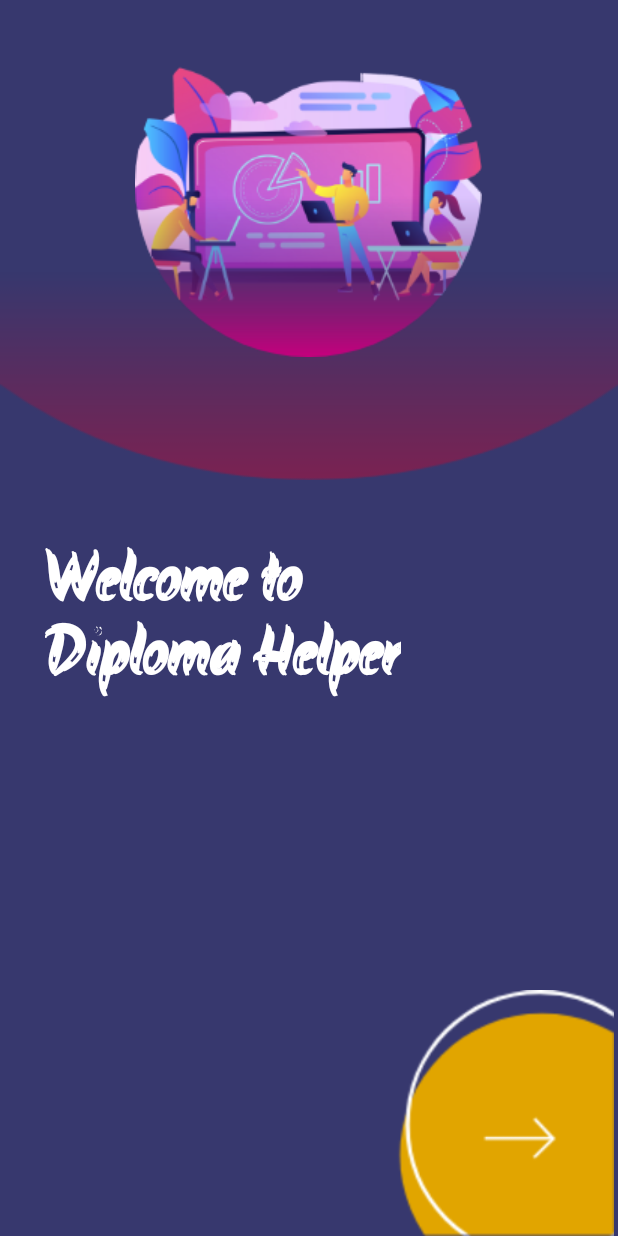
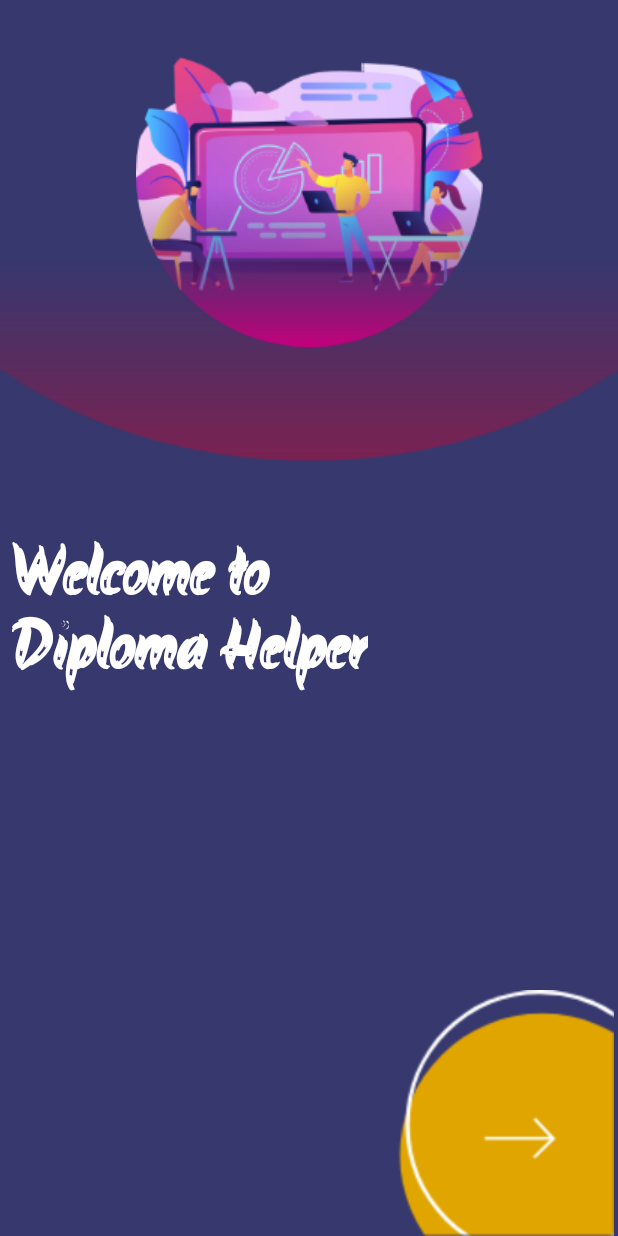
Before and after one commit to maheshsangule/Diploma-Helper, an Android app: the layout activity_start.xml on its own in the app's theme, with its tools: preview values and no code run, on a phone screen of 412 x 824 dp. Run offline under Robolectric (Android 15) with nearby library versions, the phone set to English and light mode, and no system bars.

Commit message:
-P Up to Date

```diff
--- a/app/src/main/java/com/developermaheshsofttechltd/diplomahelper/views/activities/SplashActivity.kt
+++ b/app/src/main/java/com/developermaheshsofttechltd/diplomahelper/views/activities/SplashActivity.kt
@@ -20,7 +20,7 @@ class SplashActivity : AppCompatActivity() {
 
         binding.apply {
             Handler(Looper.getMainLooper()).postDelayed({
-                startActivity(Intent(applicationContext, LoginActivity::class.java))
+                startActivity(Intent(applicationContext, StartActivity::class.java))
                 finish()  // Optionally finish the SplashActivity to prevent going back to it
             }, 1500)
         }
--- a/app/src/main/res/drawable/background_button.xml
+++ b/app/src/main/res/drawable/background_button.xml
@@ -1,6 +1,6 @@
 <?xml version="1.0" encoding="utf-8"?>
 <shape xmlns:android="http://schemas.android.com/apk/res/android"
     android:shape="rectangle">
-    <solid android:color="@color/colorPrimary" />
+    <solid android:color="@color/primary_color" />
     <corners android:radius="18dp" />
 </shape>
--- a/app/src/main/res/layout/activity_start.xml
+++ b/app/src/main/res/layout/activity_start.xml
@@ -1,19 +1,24 @@
 <?xml version="1.0" encoding="utf-8"?>
-<RelativeLayout xmlns:android="http://schemas.android.com/apk/res/android"
+<androidx.constraintlayout.widget.ConstraintLayout xmlns:android="http://schemas.android.com/apk/res/android"
+    xmlns:app="http://schemas.android.com/apk/res-auto"
     android:layout_width="match_parent"
     android:layout_height="match_parent"
+    xmlns:tools="http://schemas.android.com/tools"
+    tools:context=".views.activities.StartActivity"
     android:background="#37386e">
 
     <ImageView
         android:id="@+id/imageView"
         android:layout_width="match_parent"
-        android:layout_height="50dp"
+        android:layout_height="wrap_content"
         android:layout_above="@+id/textView"
         android:layout_alignParentStart="true"
         android:layout_alignParentTop="true"
-        android:layout_marginBottom="15dp"
         android:scaleType="fitXY"
-        android:src="@drawable/back_1" />
+        android:src="@drawable/back_1"
+        app:layout_constraintEnd_toEndOf="parent"
+        app:layout_constraintStart_toStartOf="parent"
+        app:layout_constraintTop_toTopOf="parent" />
 
     <ImageView
         android:id="@+id/imageView2"
@@ -23,23 +28,27 @@
         android:layout_alignBottom="@+id/imageView"
         android:layout_alignParentTop="true"
         android:layout_centerHorizontal="true"
-        android:layout_marginTop="-18dp"
-        android:layout_marginBottom="57dp"
-        android:src="@drawable/logo1" />
+        android:src="@drawable/logo1"
+        app:layout_constraintEnd_toEndOf="parent"
+        app:layout_constraintStart_toStartOf="@+id/imageView"
+        app:layout_constraintTop_toTopOf="parent" />
 
     <TextView
         android:id="@+id/textView"
         android:layout_width="wrap_content"
         android:layout_height="wrap_content"
         android:layout_centerVertical="true"
-        android:layout_marginLeft="30dp"
-        android:layout_marginTop="20dp"
 
+        android:layout_marginTop="44dp"
         android:fontFamily="@font/akronim"
         android:text="Welcome to\nDiploma Helper"
         android:textColor="@color/white"
         android:textSize="45dp"
-        android:textStyle="bold" />
+        android:textStyle="bold"
+        app:layout_constraintEnd_toEndOf="parent"
+        app:layout_constraintHorizontal_bias="0.045"
+        app:layout_constraintStart_toStartOf="@+id/imageView"
+        app:layout_constraintTop_toBottomOf="@+id/imageView" />
 
     <ImageView
         android:id="@+id/iv_arrow"
@@ -47,5 +56,7 @@
         android:layout_height="164dp"
         android:layout_alignParentEnd="true"
         android:layout_alignParentBottom="true"
-        android:src="@drawable/intro_button" />
-</RelativeLayout>
+        android:src="@drawable/intro_button"
+        app:layout_constraintBottom_toBottomOf="parent"
+        app:layout_constraintEnd_toEndOf="parent" />
+</androidx.constraintlayout.widget.ConstraintLayout>
```
Also changed, not shown: app/src/main/java/com/developermaheshsofttechltd/diplomahelper/views/activities/MultipleLoginActivity.kt (added, +44 -0 lines), app/src/main/java/com/developermaheshsofttechltd/diplomahelper/views/activities/Start2InternetAdapter.kt (deleted, +0 -40 lines), app/src/main/java/com/developermaheshsofttechltd/diplomahelper/views/activities/StartActivity.kt (added, +24 -0 lines), app/src/main/java/com/developermaheshsofttechltd/diplomahelper/views/activities/StartInternetAdapter.kt (deleted, +0 -21 lines), app/src/main/res/drawable/login_icon_1.xml (+7 -1 lines), app/src/main/res/layout/activity_multiple_login.xml (added, +147 -0 lines), app/src/main/res/layout/activity_start2.xml (deleted, +0 -162 lines).
